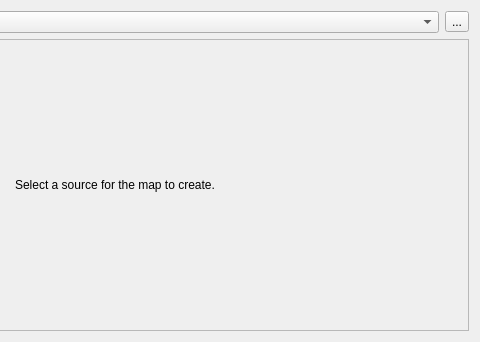
Qt form src/IMapEditWidget.ui (ntruchsess/QLandkarteGT) before a commit; both pictures show x 250 to 730 and y 0 to 342 of the 730 by 342 pixel window.
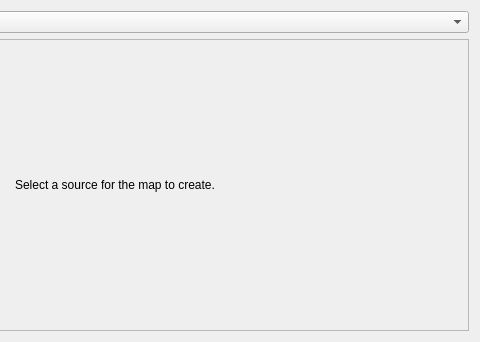
The same form after that commit.

```diff
--- a/src/IMapEditWidget.ui
+++ b/src/IMapEditWidget.ui
@@ -35,14 +35,7 @@
       </widget>
      </item>
      <item>
-      <widget class="QComboBox" name="comboSource" />
-     </item>
-     <item>
-      <widget class="QToolButton" name="toolExit" >
-       <property name="text" >
-        <string>...</string>
-       </property>
-      </widget>
+      <widget class="QComboBox" name="comboSource"/>
      </item>
     </layout>
    </item>
```
Left out of the diff: 43 changed lines with no effect on the pictures.
